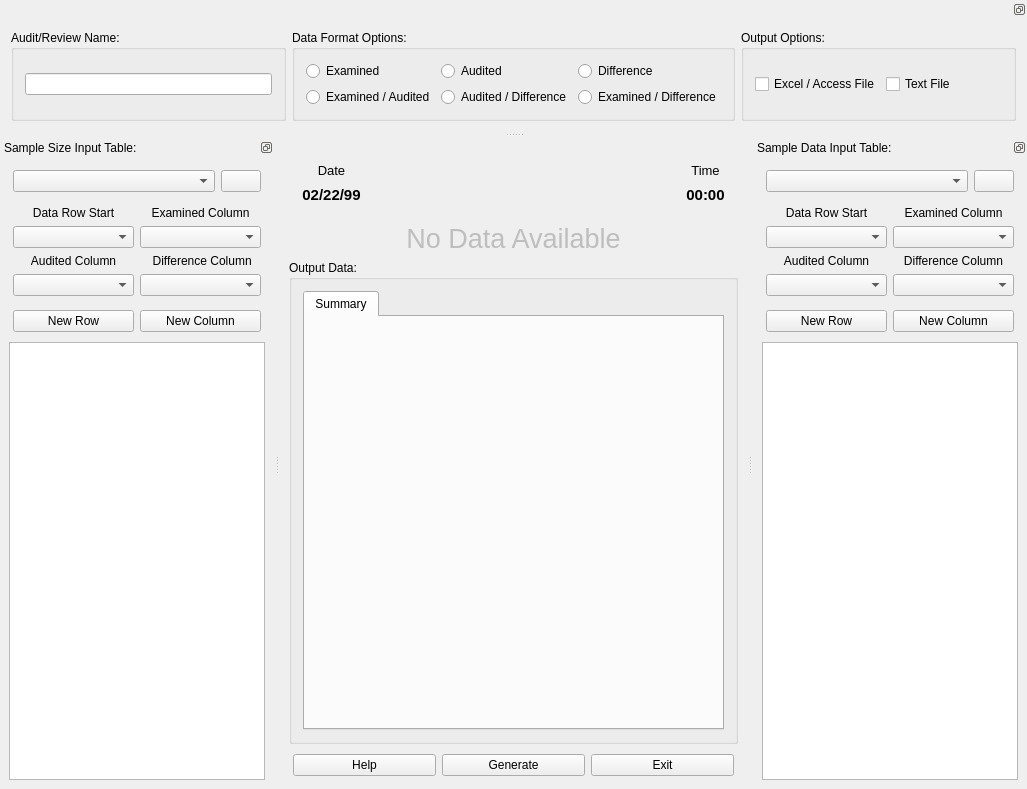
Qt form products/RAT-STATS/rstats_modules/stratified_variable_appraisal/src/UIRStatsSVA.ui (cbtek/RStats2017) before a commit.
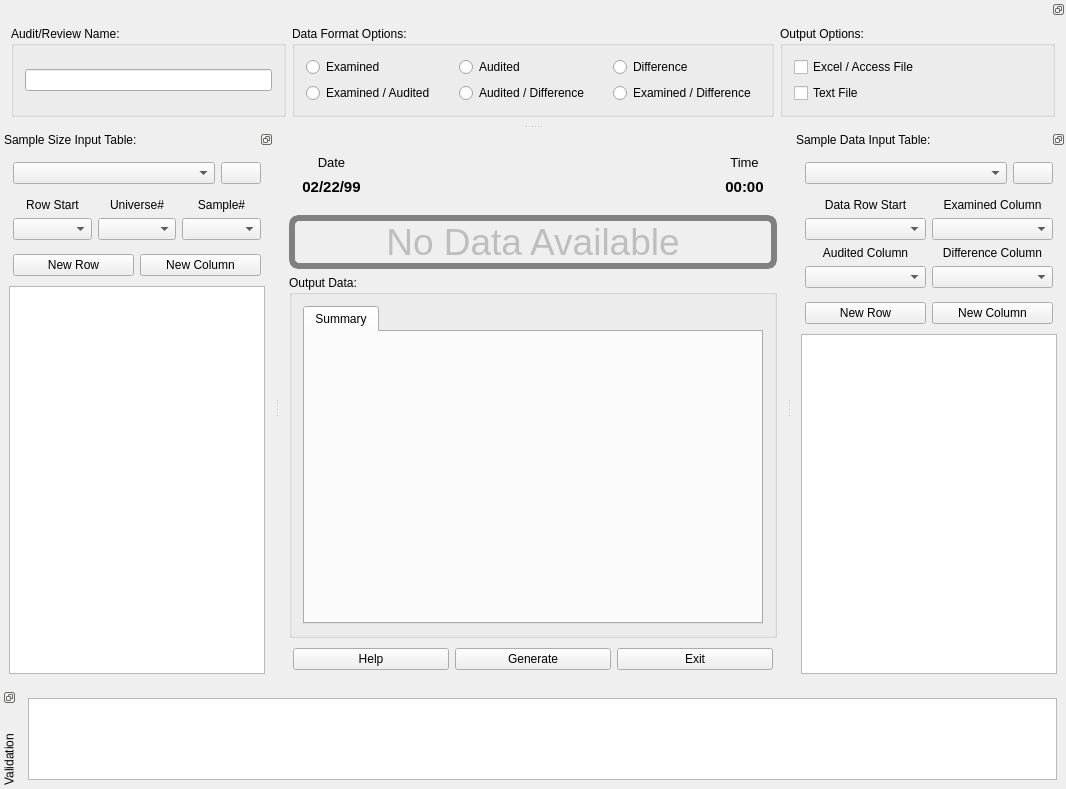
The same form after that commit.

What changed in the file:
```diff
--- a/products/RAT-STATS/rstats_modules/stratified_variable_appraisal/src/UIRStatsSVA.ui
+++ b/products/RAT-STATS/rstats_modules/stratified_variable_appraisal/src/UIRStatsSVA.ui
@@ -6,7 +6,7 @@
    <rect>
     <x>0</x>
     <y>0</y>
-    <width>996</width>
+    <width>1066</width>
     <height>789</height>
    </rect>
   </property>
@@ -127,9 +127,16 @@
       </property>
       <property name="font">
        <font>
-        <pointsize>20</pointsize>
+        <pointsize>28</pointsize>
        </font>
       </property>
+      <property name="styleSheet">
+       <string notr="true">QLabel
+{
+	border:6px solid gray;
+	border-radius:10px;
+}</string>
+      </property>
       <property name="text">
        <string>No Data Available</string>
       </property>
@@ -277,16 +284,16 @@
       <number>4</number>
      </property>
      <property name="topMargin">
-      <number>4</number>
+      <number>0</number>
      </property>
      <property name="rightMargin">
       <number>4</number>
      </property>
      <property name="bottomMargin">
-      <number>4</number>
+      <number>0</number>
      </property>
      <item>
-      <widget class="QFrame" name="">
+      <widget class="QFrame" name="frame">
        <property name="sizePolicy">
         <sizepolicy hsizetype="Preferred" vsizetype="Fixed">
          <horstretch>0</horstretch>
@@ -468,7 +475,7 @@
              <property name="title">
               <string>Output Options:</string>
              </property>
-             <layout class="QHBoxLayout" name="horizontalLayout_7">
+             <layout class="QVBoxLayout" name="verticalLayout">
               <property name="leftMargin">
                <number>11</number>
               </property>
@@ -482,7 +489,7 @@
                <number>11</number>
               </property>
               <item>
-               <widget class="QCheckBox" name="m_chkExcelAccessOutput">
+               <widget class="QCheckBox" name="m_chkCSVOutput">
                 <property name="text">
                  <string>Excel / Access File</string>
                 </property>
@@ -531,39 +538,7 @@
    </attribute>
    <widget class="QWidget" name="dockWidgetContents_3">
     <layout class="QGridLayout" name="gridLayout_5">
-     <item row="0" column="0">
-      <layout class="QGridLayout" name="gridLayout_7">
-       <property name="leftMargin">
-        <number>4</number>
-       </property>
-       <property name="topMargin">
-        <number>4</number>
-       </property>
-       <property name="rightMargin">
-        <number>4</number>
-       </property>
-       <property name="bottomMargin">
-        <number>4</number>
-       </property>
-       <item row="0" column="0">
-        <widget class="QComboBox" name="m_cmbSizeInputSheets"/>
-       </item>
-       <item row="0" column="1">
-        <widget class="QPushButton" name="m_btnImportSampleSizeData">
-         <property name="sizePolicy">
-          <sizepolicy hsizetype="Fixed" vsizetype="Fixed">
-           <horstretch>0</horstretch>
-           <verstretch>0</verstretch>
-          </sizepolicy>
-         </property>
-         <property name="text">
-          <string/>
-         </property>
-        </widget>
-       </item>
-      </layout>
-     </item>
-     <item row="5" column="0">
+     <item row="4" column="0">
       <widget class="QTableWidget" name="m_tblSizes">
        <property name="editTriggers">
         <set>QAbstractItemView::AllEditTriggers</set>
@@ -587,11 +562,11 @@
         <bool>true</bool>
        </attribute>
        <attribute name="verticalHeaderVisible">
-        <bool>true</bool>
+        <bool>false</bool>
        </attribute>
       </widget>
      </item>
-     <item row="3" column="0">
+     <item row="2" column="0">
       <layout class="QGridLayout" name="gridLayout_6">
        <property name="leftMargin">
         <number>4</number>
@@ -605,61 +580,48 @@
        <property name="bottomMargin">
         <number>4</number>
        </property>
-       <item row="1" column="1">
-        <widget class="QComboBox" name="m_cmbExaminedSizeTable"/>
-       </item>
-       <item row="2" column="0">
+       <item row="2" column="1">
         <widget class="QLabel" name="m_lblAuditedSizeTable">
          <property name="text">
-          <string>Audited Column</string>
+          <string>Universe#</string>
          </property>
          <property name="alignment">
           <set>Qt::AlignCenter</set>
          </property>
         </widget>
        </item>
-       <item row="0" column="1">
-        <widget class="QLabel" name="m_lblExaminedSizeTable">
-         <property name="text">
-          <string>Examined Column</string>
-         </property>
-         <property name="alignment">
-          <set>Qt::AlignCenter</set>
-         </property>
-        </widget>
+       <item row="3" column="1">
+        <widget class="QComboBox" name="m_cmbUniverseCountSizeTable"/>
        </item>
-       <item row="1" column="0">
-        <widget class="QComboBox" name="m_cmbDataRowStartSizeTable"/>
-       </item>
-       <item row="0" column="0">
-        <widget class="QLabel" name="m_lblDataRowStartSizeTable">
-         <property name="text">
-          <string>Data Row Start</string>
-         </property>
-         <property name="alignment">
-          <set>Qt::AlignCenter</set>
-         </property>
-        </widget>
-       </item>
-       <item row="3" column="0">
-        <widget class="QComboBox" name="m_cmbAuditedSizeTable"/>
-       </item>
-       <item row="2" column="1">
+       <item row="2" column="2">
         <widget class="QLabel" name="m_lblDifferenceSizeTable">
          <property name="text">
-          <string> Difference Column</string>
+          <string>Sample#</string>
          </property>
          <property name="alignment">
           <set>Qt::AlignCenter</set>
          </property>
         </widget>
        </item>
-       <item row="3" column="1">
-        <widget class="QComboBox" name="m_cmbDifferenceSizeTable"/>
+       <item row="3" column="2">
+        <widget class="QComboBox" name="m_cmbSampleCountSizeTable"/>
+       </item>
+       <item row="2" column="0">
+        <widget class="QLabel" name="m_lblDataRowStartSizeTable">
+         <property name="text">
+          <string>Row Start</string>
+         </property>
+         <property name="alignment">
+          <set>Qt::AlignCenter</set>
+         </property>
+        </widget>
+       </item>
+       <item row="3" column="0">
+        <widget class="QComboBox" name="m_cmbDataRowStartSizeTable"/>
        </item>
       </layout>
      </item>
-     <item row="4" column="0">
+     <item row="3" column="0">
       <layout class="QHBoxLayout" name="horizontalLayout_5">
        <property name="leftMargin">
         <number>4</number>
@@ -689,6 +651,38 @@
        </item>
       </layout>
      </item>
+     <item row="0" column="0">
+      <layout class="QGridLayout" name="gridLayout_7">
+       <property name="leftMargin">
+        <number>4</number>
+       </property>
+       <property name="topMargin">
+        <number>4</number>
+       </property>
+       <property name="rightMargin">
+        <number>4</number>
+       </property>
+       <property name="bottomMargin">
+        <number>4</number>
+       </property>
+       <item row="1" column="0">
+        <widget class="QComboBox" name="m_cmbSizeInputSheets"/>
+       </item>
+       <item row="1" column="2">
+        <widget class="QPushButton" name="m_btnImportSampleSizeData">
+         <property name="sizePolicy">
+          <sizepolicy hsizetype="Fixed" vsizetype="Fixed">
+           <horstretch>0</horstretch>
+           <verstretch>0</verstretch>
+          </sizepolicy>
+         </property>
+         <property name="text">
+          <string/>
+         </property>
+        </widget>
+       </item>
+      </layout>
+     </item>
     </layout>
    </widget>
   </widget>
@@ -855,13 +849,62 @@
         <bool>true</bool>
        </attribute>
        <attribute name="verticalHeaderVisible">
-        <bool>true</bool>
+        <bool>false</bool>
        </attribute>
       </widget>
      </item>
     </layout>
    </widget>
   </widget>
+  <widget class="QDockWidget" name="dockWidget">
+   <property name="minimumSize">
+    <size>
+     <width>126</width>
+     <height>100</height>
+    </size>
+   </property>
+   <property name="maximumSize">
+    <size>
+     <width>524287</width>
+     <height>100</height>
+    </size>
+   </property>
+   <property name="features">
+    <set>QDockWidget::DockWidgetFloatable|QDockWidget::DockWidgetMovable|QDockWidget::DockWidgetVerticalTitleBar</set>
+   </property>
+   <property name="allowedAreas">
+    <set>Qt::BottomDockWidgetArea|Qt::TopDockWidgetArea</set>
+   </property>
+   <property name="windowTitle">
+    <string>Validation</string>
+   </property>
+   <attribute name="dockWidgetArea">
+    <number>8</number>
+   </attribute>
+   <widget class="QWidget" name="dockWidgetContents_4">
+    <layout class="QVBoxLayout" name="verticalLayout_4">
+     <item>
+      <widget class="QListWidget" name="m_lstErrorConsole">
+       <property name="sizePolicy">
+        <sizepolicy hsizetype="Expanding" vsizetype="Expanding">
+         <horstretch>0</horstretch>
+         <verstretch>0</verstretch>
+        </sizepolicy>
+       </property>
+       <property name="maximumSize">
+        <size>
+         <width>16777215</width>
+         <height>16777215</height>
+        </size>
+       </property>
+       <property name="styleSheet">
+        <string notr="true"/>
+       </property>
+      </widget>
+     </item>
+    </layout>
+   </widget>
+  </widget>
  </widget>
  <tabstops>
   <tabstop>m_rdbExamined</tabstop>
```
Left out of the diff: 27 changed lines with no effect on the pictures.
